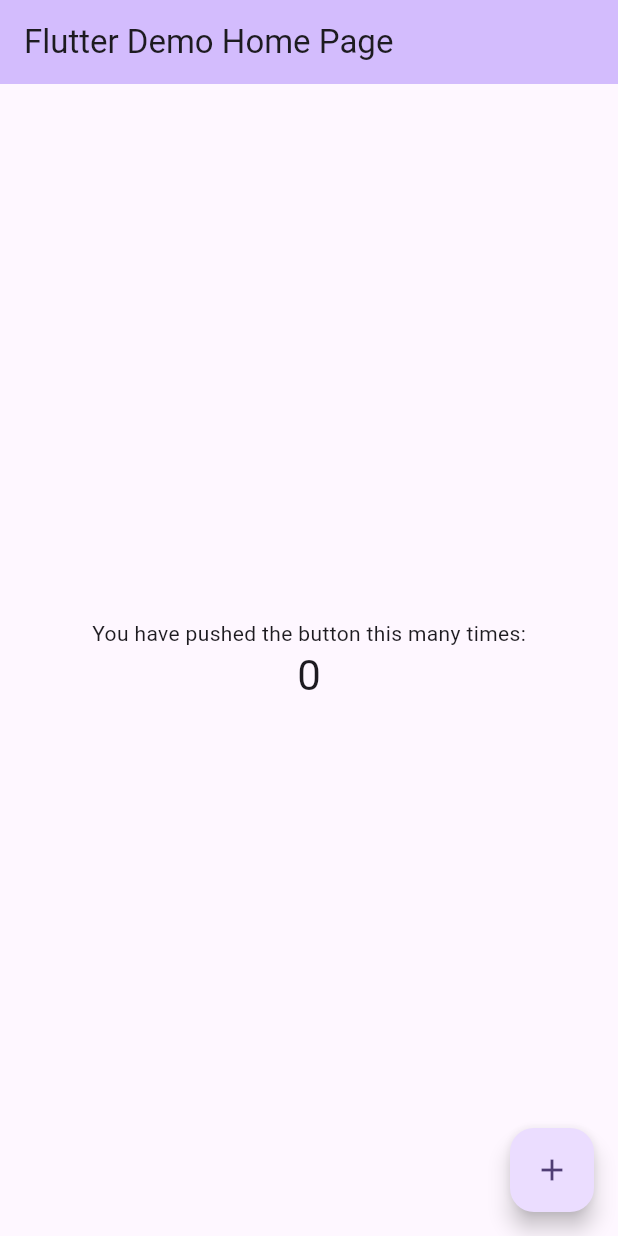
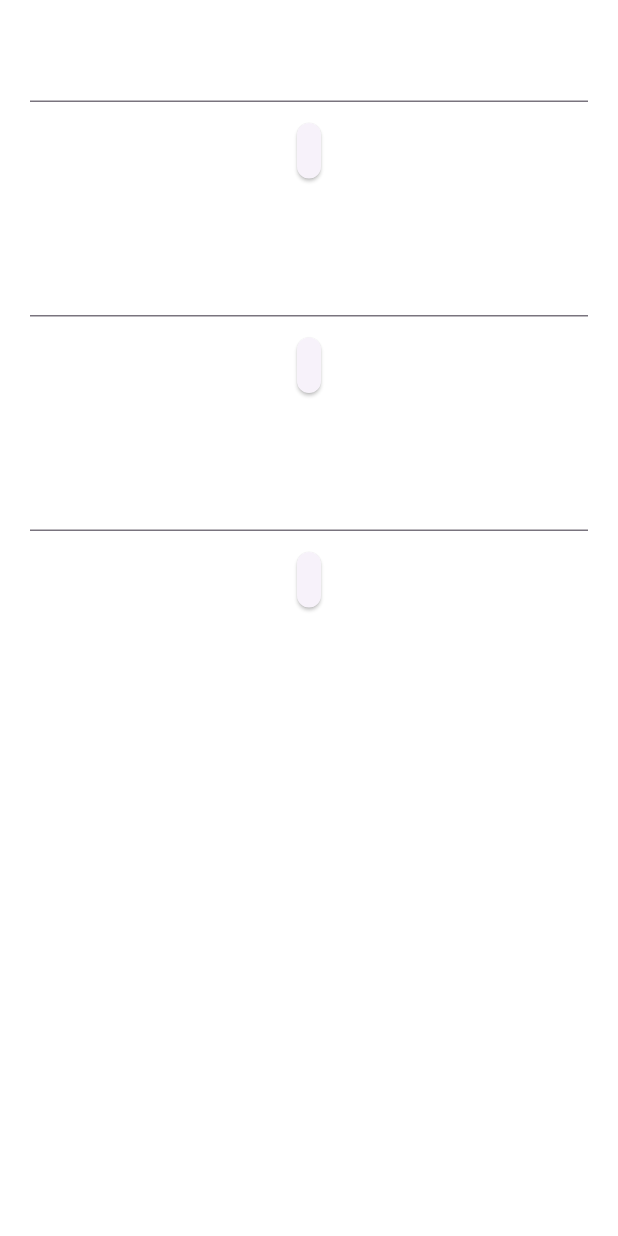
Before and after one commit to Sankhadeep-Bhowmik/learn, a Flutter app: the screen it shows after launch, on a phone screen of 412 x 824 dp. Run offline on Flutter 3.47's test engine with Material 3 defaults, Android fonts, the phone set to English and light mode, and no system bars.

Commit message:
new file:   widgets_learn/lib/WIDGETS_LEARN/Form_Field.dart 	deleted:    widgets_learn/lib/WIDGETS_LEARN/home.dart 	modified:   widgets_learn/lib/main.dart 	modified:   widgets_learn/pubspec.lock 	modified:   widgets_learn/pubspec.yaml 	modified:   widgets_learn/test/widget_test.dart

```diff
--- /dev/null
+++ b/widgets_learn/lib/WIDGETS_LEARN/Form_Field.dart
@@ -0,0 +1,58 @@
+import 'package:flutter/material.dart';
+
+class Form_Field extends StatefulWidget {
+  const Form_Field({super.key});
+
+
+  @override
+  State<Form_Field> createState() => _Form_FieldState();
+}
+
+class _Form_FieldState extends State<Form_Field> {
+  final List<String> titles =[
+    '',
+    '',
+    '',
+  ];
+  @override
+  Widget build(BuildContext context) {
+    return SingleChildScrollView(
+      child: Form(
+        autovalidateMode:  AutovalidateMode.always,
+        onChanged: (){
+          setState(() {
+            Form.of(primaryFocus!.context!)!.save();
+          });
+        },
+        child: Column(
+          mainAxisSize: MainAxisSize.min,
+          children: List.generate(
+            3,
+            (int index){
+              return Padding(
+                padding: EdgeInsets.all(20),
+                child: Column(
+                  mainAxisSize: MainAxisSize.min,
+                  children: [
+                    TextFormField(
+                      onSaved: (String? value){
+                        if(value!=null)
+                        {
+                          titles[index]=value;
+                        }
+                      },
+                    ),
+                    const SizedBox(height: 10),
+                    Card(
+                      child: Padding(padding:const EdgeInsets.all(8),
+                      child: Text(titles[index]),
+                      ),
+                  )
+              ],
+            ),);
+          }),
+        ),
+      ),
+    );
+  }
+}
--- a/widgets_learn/lib/WIDGETS_LEARN/home.dart
+++ /dev/null
@@ -1,16 +0,0 @@
-import 'package:flutter/material.dart';
-import 'package:widgets_learn/WIDGETS_LEARN/Forms.dart';
-void main()
-{
-  runApp(myApp());
-}
-class myApp extends StatelessWidget {
-  const myApp({super.key});
-
-  @override
-  Widget build(BuildContext context) {
-    return const MaterialApp(
-      home: forms(),
-    );
-  }
-}
--- a/widgets_learn/lib/main.dart
+++ b/widgets_learn/lib/main.dart
@@ -1,125 +1,16 @@
 import 'package:flutter/material.dart';
-
-void main() {
-  runApp(const MyApp());
+import 'package:widgets_learn/WIDGETS_LEARN/Form_Field.dart';
+import 'package:widgets_learn/WIDGETS_LEARN/Forms.dart';
+void main()
+{
+  runApp(myApp());
 }
-
-class MyApp extends StatelessWidget {
-  const MyApp({super.key});
-
-  // This widget is the root of your application.
+class myApp extends StatelessWidget {
+  const myApp({super.key});
   @override
   Widget build(BuildContext context) {
-    return MaterialApp(
-      title: 'Flutter Demo',
-      theme: ThemeData(
-        // This is the theme of your application.
-        //
-        // TRY THIS: Try running your application with "flutter run". You'll see
-        // the application has a purple toolbar. Then, without quitting the app,
-        // try changing the seedColor in the colorScheme below to Colors.green
-        // and then invoke "hot reload" (save your changes or press the "hot
-        // reload" button in a Flutter-supported IDE, or press "r" if you used
-        // the command line to start the app).
-        //
-        // Notice that the counter didn't reset back to zero; the application
-        // state is not lost during the reload. To reset the state, use hot
-        // restart instead.
-        //
-        // This works for code too, not just values: Most code changes can be
-        // tested with just a hot reload.
-        colorScheme: ColorScheme.fromSeed(seedColor: Colors.deepPurple),
-        useMaterial3: true,
-      ),
-      home: const MyHomePage(title: 'Flutter Demo Home Page'),
+    return const MaterialApp(
+      home: Form_Field(),
     );
   }
 }
-
-class MyHomePage extends StatefulWidget {
-  const MyHomePage({super.key, required this.title});
-
-  // This widget is the home page of your application. It is stateful, meaning
-  // that it has a State object (defined below) that contains fields that affect
-  // how it looks.
-
-  // This class is the configuration for the state. It holds the values (in this
-  // case the title) provided by the parent (in this case the App widget) and
-  // used by the build method of the State. Fields in a Widget subclass are
-  // always marked "final".
-
-  final String title;
-
-  @override
-  State<MyHomePage> createState() => _MyHomePageState();
-}
-
-class _MyHomePageState extends State<MyHomePage> {
-  int _counter = 0;
-
-  void _incrementCounter() {
-    setState(() {
-      // This call to setState tells the Flutter framework that something has
-      // changed in this State, which causes it to rerun the build method below
-      // so that the display can reflect the updated values. If we changed
-      // _counter without calling setState(), then the build method would not be
-      // called again, and so nothing would appear to happen.
-      _counter++;
-    });
-  }
-
-  @override
-  Widget build(BuildContext context) {
-    // This method is rerun every time setState is called, for instance as done
-    // by the _incrementCounter method above.
-    //
-    // The Flutter framework has been optimized to make rerunning build methods
-    // fast, so that you can just rebuild anything that needs updating rather
-    // than having to individually change instances of widgets.
-    return Scaffold(
-      appBar: AppBar(
-        // TRY THIS: Try changing the color here to a specific color (to
-        // Colors.amber, perhaps?) and trigger a hot reload to see the AppBar
-        // change color while the other colors stay the same.
-        backgroundColor: Theme.of(context).colorScheme.inversePrimary,
-        // Here we take the value from the MyHomePage object that was created by
-        // the App.build method, and use it to set our appbar title.
-        title: Text(widget.title),
-      ),
-      body: Center(
-        // Center is a layout widget. It takes a single child and positions it
-        // in the middle of the parent.
-        child: Column(
-          // Column is also a layout widget. It takes a list of children and
-          // arranges them vertically. By default, it sizes itself to fit its
-          // children horizontally, and tries to be as tall as its parent.
-          //
-          // Column has various properties to control how it sizes itself and
-          // how it positions its children. Here we use mainAxisAlignment to
-          // center the children vertically; the main axis here is the vertical
-          // axis because Columns are vertical (the cross axis would be
-          // horizontal).
-          //
-          // TRY THIS: Invoke "debug painting" (choose the "Toggle Debug Paint"
-          // action in the IDE, or press "p" in the console), to see the
-          // wireframe for each widget.
-          mainAxisAlignment: MainAxisAlignment.center,
-          children: <Widget>[
-            const Text(
-              'You have pushed the button this many times:',
-            ),
-            Text(
-              '$_counter',
-              style: Theme.of(context).textTheme.headlineMedium,
-            ),
-          ],
-        ),
-      ),
-      floatingActionButton: FloatingActionButton(
-        onPressed: _incrementCounter,
-        tooltip: 'Increment',
-        child: const Icon(Icons.add),
-      ), // This trailing comma makes auto-formatting nicer for build methods.
-    );
-  }
-}
--- a/widgets_learn/pubspec.yaml
+++ b/widgets_learn/pubspec.yaml
@@ -45,7 +45,7 @@ dev_dependencies:
   # activated in the `analysis_options.yaml` file located at the root of your
   # package. See that file for information about deactivating specific lint
   # rules and activating additional ones.
-  flutter_lints: ^3.0.0
+  flutter_lints: ^4.0.0
 
 # For information on the generic Dart part of this file, see the
 # following page: https://dart.dev/tools/pub/pubspec
```
Also changed, not shown: widgets_learn/pubspec.lock, 1 other file.
